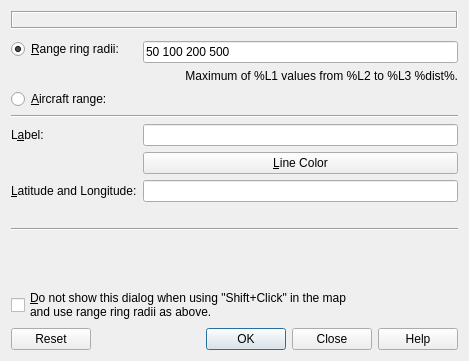
Before: the Qt Designer form src/gui/rangemarkerdialog.ui in albar965/littlenavmap, drawn with Qt 5.
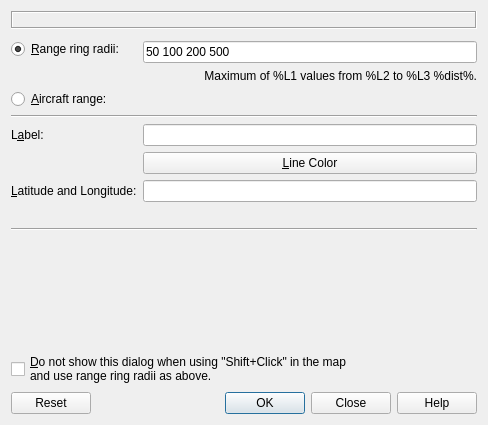
After: the same form once the commit is applied.

What changed in the file:
```diff
--- a/src/gui/rangemarkerdialog.ui
+++ b/src/gui/rangemarkerdialog.ui
@@ -6,8 +6,8 @@
    <rect>
     <x>0</x>
     <y>0</y>
-    <width>469</width>
-    <height>361</height>
+    <width>488</width>
+    <height>425</height>
    </rect>
   </property>
   <property name="windowTitle">
```
